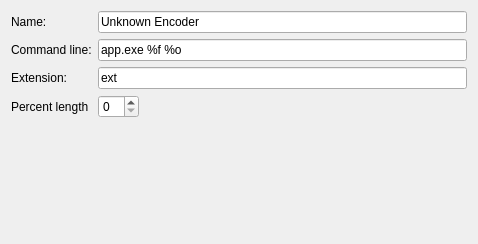
Old version of the form encoderedit.ui in the repository KDE/kaudiocreator.
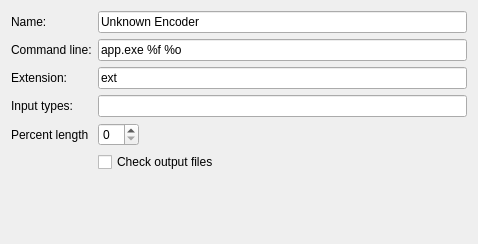
New version of the form.

The edit to the form file:
```diff
--- a/encoderedit.ui
+++ b/encoderedit.ui
@@ -68,13 +68,23 @@
     </widget>
    </item>
    <item row="3" column="0" >
+    <widget class="QLabel" name="label_2" >
+     <property name="text" >
+      <string>Input types:</string>
+     </property>
+    </widget>
+   </item>
+   <item row="3" column="1" >
+    <widget class="QLineEdit" name="kcfg_inputTypes" />
+   </item>
+   <item row="4" column="0" >
     <widget class="QLabel" name="label" >
      <property name="text" >
       <string>Percent length</string>
      </property>
     </widget>
    </item>
-   <item row="3" column="1" >
+   <item row="4" column="1" >
     <layout class="QHBoxLayout" name="horizontalLayout" >
      <item>
       <widget class="QSpinBox" name="kcfg_percentLength" />
@@ -94,7 +104,20 @@
      </item>
     </layout>
    </item>
-   <item row="4" column="1" >
+   <item row="5" column="1" >
+    <widget class="QCheckBox" name="kcfg_checkOutput" >
+     <property name="toolTip" >
+      <string>Check if output files should be checked for existence.</string>
+     </property>
+     <property name="whatsThis" >
+      <string>Check if output files should be checked for existence, if the files are placed by the encoder itself, not kaudiocreator leave this unchecked.</string>
+     </property>
+     <property name="text" >
+      <string>Check output files</string>
+     </property>
+    </widget>
+   </item>
+   <item row="6" column="1" >
     <spacer name="spacer14" >
      <property name="orientation" >
       <enum>Qt::Vertical</enum>
```
Left out of the diff: 6 changed lines with no effect on the pictures.
